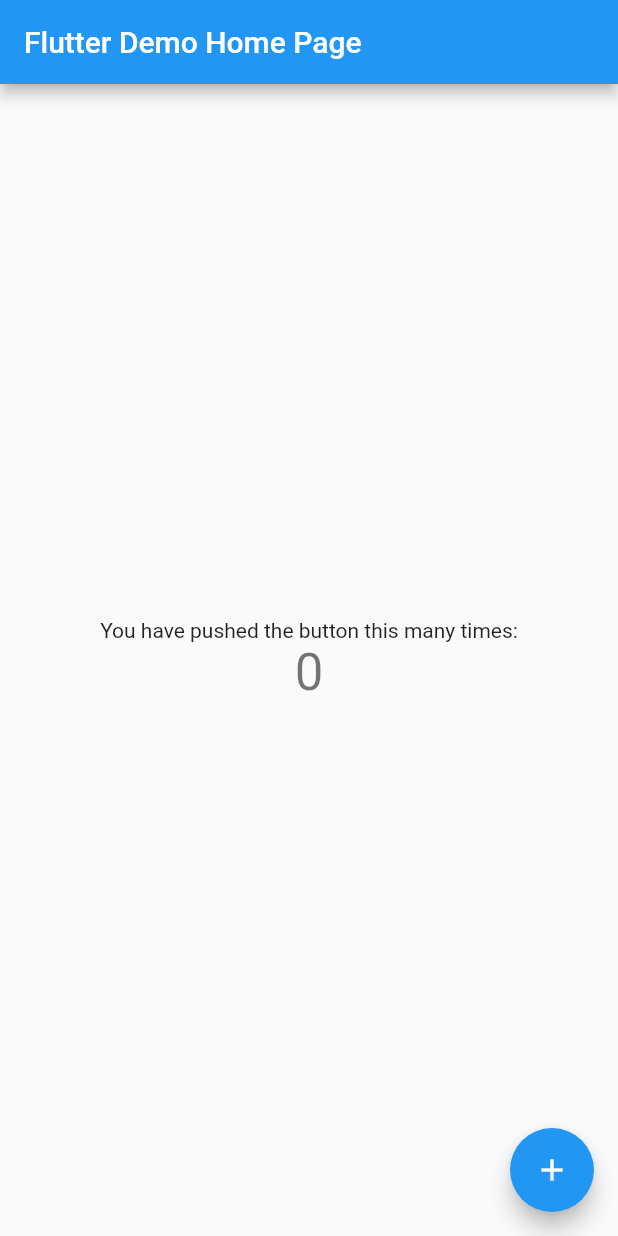
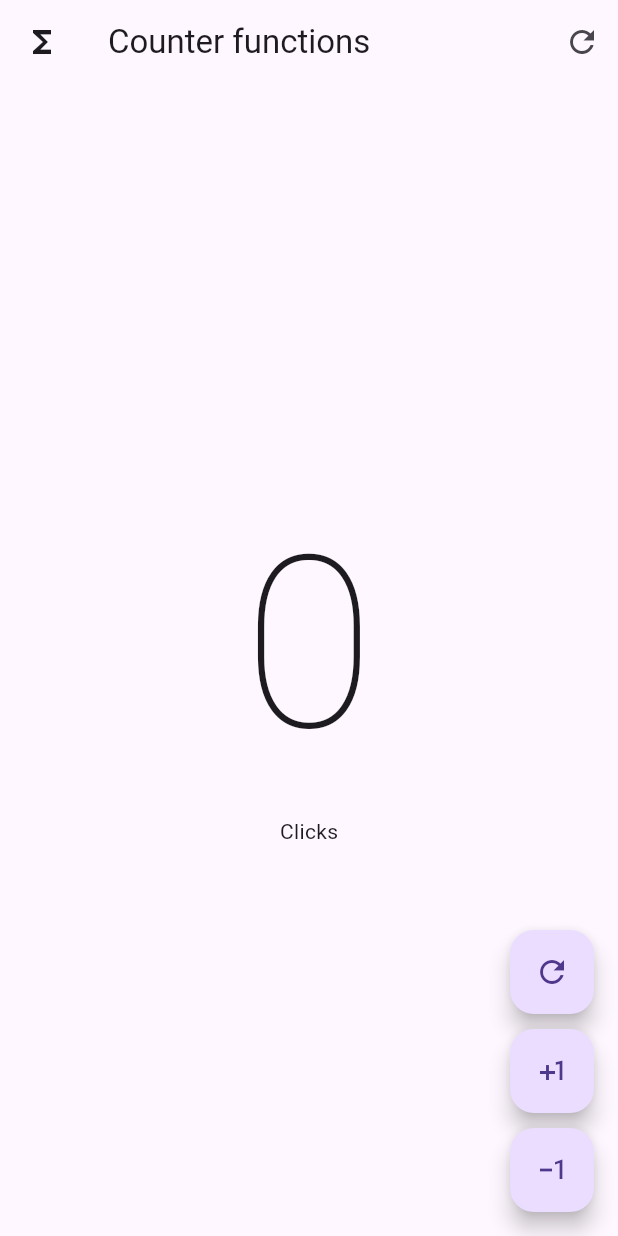
Before and after one commit to hrypasato/learning-flutter, a Flutter app: the screen it shows after launch, on a phone screen of 412 x 824 dp. Run offline on Flutter 3.47's test engine with Material 2 defaults, Android fonts, the phone set to English and light mode, and no system bars.

Commit message:
section 4

```diff
--- a/hello_world_app/lib/main.dart
+++ b/hello_world_app/lib/main.dart
@@ -1,4 +1,6 @@
 import 'package:flutter/material.dart';
+import 'package:hello_world_app/ui/screens/counter_functions_screen.dart';
+import 'package:hello_world_app/ui/screens/counter_screen.dart';
 
 void main() {
   runApp(const MyApp());
@@ -7,109 +9,16 @@ void main() {
 class MyApp extends StatelessWidget {
   const MyApp({super.key});
 
-  // This widget is the root of your application.
   @override
   Widget build(BuildContext context) {
     return MaterialApp(
       title: 'Flutter Demo',
+      debugShowCheckedModeBanner: false,
       theme: ThemeData(
-        // This is the theme of your application.
-        //
-        // Try running your application with "flutter run". You'll see the
-        // application has a blue toolbar. Then, without quitting the app, try
-        // changing the primarySwatch below to Colors.green and then invoke
-        // "hot reload" (press "r" in the console where you ran "flutter run",
-        // or simply save your changes to "hot reload" in a Flutter IDE).
-        // Notice that the counter didn't reset back to zero; the application
-        // is not restarted.
-        primarySwatch: Colors.blue,
+        useMaterial3: true,
+        primarySwatch: Colors.purple,
       ),
-      home: const MyHomePage(title: 'Flutter Demo Home Page'),
+      home: const CounterFunctionsScreen(),
     );
   }
 }
-
-class MyHomePage extends StatefulWidget {
-  const MyHomePage({super.key, required this.title});
-
-  // This widget is the home page of your application. It is stateful, meaning
-  // that it has a State object (defined below) that contains fields that affect
-  // how it looks.
-
-  // This class is the configuration for the state. It holds the values (in this
-  // case the title) provided by the parent (in this case the App widget) and
-  // used by the build method of the State. Fields in a Widget subclass are
-  // always marked "final".
-
-  final String title;
-
-  @override
-  State<MyHomePage> createState() => _MyHomePageState();
-}
-
-class _MyHomePageState extends State<MyHomePage> {
-  int _counter = 0;
-
-  void _incrementCounter() {
-    setState(() {
-      // This call to setState tells the Flutter framework that something has
-      // changed in this State, which causes it to rerun the build method below
-      // so that the display can reflect the updated values. If we changed
-      // _counter without calling setState(), then the build method would not be
-      // called again, and so nothing would appear to happen.
-      _counter++;
-    });
-  }
-
-  @override
-  Widget build(BuildContext context) {
-    // This method is rerun every time setState is called, for instance as done
-    // by the _incrementCounter method above.
-    //
-    // The Flutter framework has been optimized to make rerunning build methods
-    // fast, so that you can just rebuild anything that needs updating rather
-    // than having to individually change instances of widgets.
-    return Scaffold(
-      appBar: AppBar(
-        // Here we take the value from the MyHomePage object that was created by
-        // the App.build method, and use it to set our appbar title.
-        title: Text(widget.title),
-      ),
-      body: Center(
-        // Center is a layout widget. It takes a single child and positions it
-        // in the middle of the parent.
-        child: Column(
-          // Column is also a layout widget. It takes a list of children and
-          // arranges them vertically. By default, it sizes itself to fit its
-          // children horizontally, and tries to be as tall as its parent.
-          //
-          // Invoke "debug painting" (press "p" in the console, choose the
-          // "Toggle Debug Paint" action from the Flutter Inspector in Android
-          // Studio, or the "Toggle Debug Paint" command in Visual Studio Code)
-          // to see the wireframe for each widget.
-          //
-          // Column has various properties to control how it sizes itself and
-          // how it positions its children. Here we use mainAxisAlignment to
-          // center the children vertically; the main axis here is the vertical
-          // axis because Columns are vertical (the cross axis would be
-          // horizontal).
-          mainAxisAlignment: MainAxisAlignment.center,
-          children: <Widget>[
-            const Text(
-              'You have pushed the button this many times:',
-            ),
-            Text(
-              '$_counter',
-              style: Theme.of(context).textTheme.headlineMedium,
-            ),
-          ],
-        ),
-      ),
-      floatingActionButton: FloatingActionButton(
-        onPressed: _incrementCounter,
-        tooltip: 'Increment',
-        child: const Icon(Icons.add),
-      ), // This trailing comma makes auto-formatting nicer for build methods.
-    );
-  }
-}
--- /dev/null
+++ b/hello_world_app/lib/ui/screens/counter_functions_screen.dart
@@ -0,0 +1,108 @@
+import 'package:flutter/material.dart';
+
+class CounterFunctionsScreen extends StatefulWidget {
+  const CounterFunctionsScreen({super.key});
+
+  @override
+  State<CounterFunctionsScreen> createState() => _CounterFunctionsScreenState();
+}
+
+class _CounterFunctionsScreenState extends State<CounterFunctionsScreen> {
+  int clickCounter = 0;
+
+  void resetValue() {
+    setState(() {
+      clickCounter = 0;
+    });
+  }
+
+  void increment() {
+    setState(() {
+      clickCounter++;
+    });
+  }
+
+  void decrement() {
+    setState(() {
+      if (clickCounter == 0) {
+        return;
+      }
+
+      clickCounter--;
+    });
+  }
+
+  @override
+  Widget build(BuildContext context) {
+    return Scaffold(
+        appBar: AppBar(
+          title: const Text('Counter functions'),
+          leading: IconButton(
+            icon: const Icon(Icons.functions),
+            onPressed: resetValue,
+          ),
+          actions: [
+            IconButton(onPressed: () {}, icon: const Icon(Icons.refresh))
+          ],
+        ),
+        body: Center(
+          child: Column(
+            mainAxisAlignment: MainAxisAlignment.center,
+            children: [
+              Text(
+                clickCounter.toString(),
+                style: const TextStyle(
+                  fontSize: 160,
+                  fontWeight: FontWeight.w100,
+                ),
+              ),
+              Text(clickCounter != 1 ? 'Clicks' : 'Click'),
+            ],
+          ),
+        ),
+        floatingActionButton: Column(
+          mainAxisAlignment: MainAxisAlignment.end,
+          children: [
+            CustomButton(
+              icon: Icons.refresh_outlined,
+              onPressed: resetValue,
+            ),
+            const SizedBox(
+              height: 10,
+            ),
+            CustomButton(
+              icon: Icons.plus_one_outlined,
+              onPressed: increment,
+            ),
+            const SizedBox(
+              height: 10,
+            ),
+            CustomButton(
+              icon: Icons.exposure_minus_1_outlined,
+              onPressed: decrement,
+            ),
+          ],
+        ));
+  }
+}
+
+class CustomButton extends StatelessWidget {
+  final IconData icon;
+  final VoidCallback? onPressed;
+
+  const CustomButton({
+    super.key,
+    required this.icon,
+    this.onPressed,
+  });
+
+  @override
+  Widget build(BuildContext context) {
+    return FloatingActionButton(
+      onPressed: onPressed,
+      child: Icon(
+        icon,
+      ),
+    );
+  }
+}
```
Also changed, not shown: hello_world_app/lib/ui/screens/counter_screen.dart (added, +46 -0 lines).
